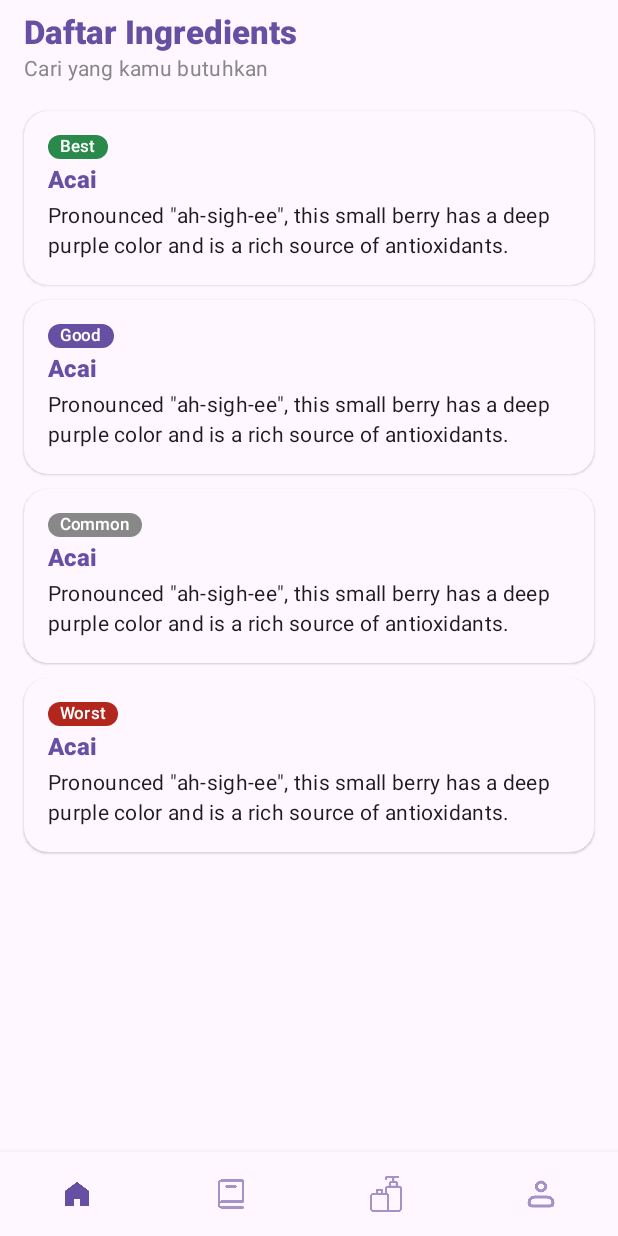
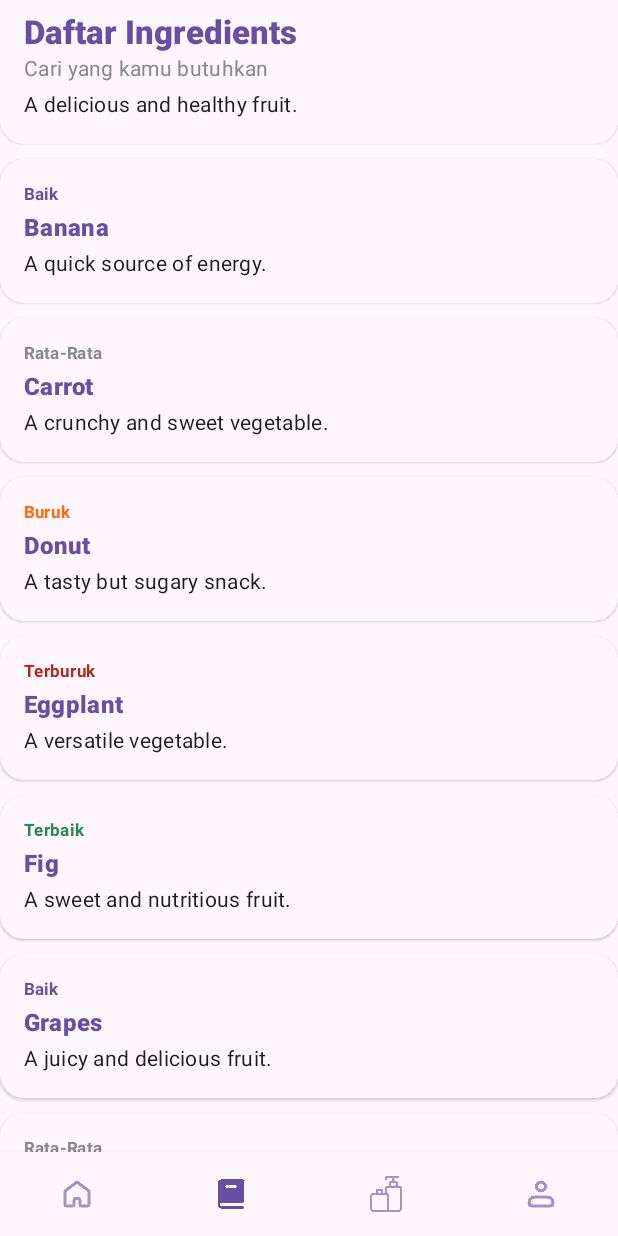
Before and after one commit to skinsift/skinsift, an Android app built with Jetpack Compose: the DictionaryScreen screen opened through its navigation route, on a phone screen of 412 x 824 dp. Run offline under Robolectric (Android 15) with nearby library versions, the phone set to English and light mode, and no system bars; our stand-ins replace CircleImageView.

Commit message:
DONE WITH NAVBARRRRRR

```diff
--- a/app/src/main/java/com/ayukrisna/skinsift/navigation/BottomNavigationItem.kt
+++ b/app/src/main/java/com/ayukrisna/skinsift/navigation/BottomNavigationItem.kt
@@ -5,15 +5,17 @@ import androidx.compose.foundation.layout.size
 import androidx.compose.material.BottomNavigation
 import androidx.compose.material.BottomNavigationItem
 import androidx.compose.material.Icon
+import androidx.compose.material3.AlertDialog
+import androidx.compose.material3.Button
 import androidx.compose.material3.MaterialTheme
 import androidx.compose.material3.Text
 import androidx.compose.runtime.Composable
 import androidx.compose.runtime.getValue
 import androidx.compose.runtime.mutableStateOf
+import androidx.compose.runtime.remember
 import androidx.compose.runtime.saveable.rememberSaveable
 import androidx.compose.runtime.setValue
 import androidx.compose.ui.Modifier
-import androidx.compose.ui.graphics.Color
 import androidx.compose.ui.res.painterResource
 import androidx.compose.ui.unit.dp
 import androidx.navigation.NavController
@@ -21,6 +23,7 @@ import androidx.navigation.NavDestination.Companion.hierarchy
 import androidx.navigation.NavGraph.Companion.findStartDestination
 import androidx.navigation.compose.currentBackStackEntryAsState
 import com.ayukrisna.skinsift.R
+import androidx.navigation.NavDestination.Companion.hasRoute
 
 data class TopLevelRoute<T : Any>(
     val title: String,
@@ -33,9 +36,6 @@ data class TopLevelRoute<T : Any>(
 fun BottomNavigationBar(
     navController: NavController
 ) {
-//    val navBackStackEntry by navController.currentBackStackEntryAsState()
-//    val currentDestination = navBackStackEntry?.destination
-
     BottomNavigation (
         modifier = Modifier.navigationBarsPadding(),
         backgroundColor = MaterialTheme.colorScheme.surface,
@@ -68,16 +68,21 @@ fun BottomNavigationBar(
                 inactiveIcon = R.drawable.outline_profile
             )
         )
-        var selectedItemIndex by rememberSaveable {
-            mutableStateOf(0)
-        }
-        topLevelRoutes.forEachIndexed{ index, topLevelRoute ->
+        var showDialog by remember { mutableStateOf(false) }
+        var dialogMessage by remember { mutableStateOf("") }
+
+        val navBackStackEntry by navController.currentBackStackEntryAsState()
+        val currentDestination = navBackStackEntry?.destination
+
+        topLevelRoutes.map{ topLevelRoute ->
             BottomNavigationItem(
-                selected = selectedItemIndex == index,
+                selected = currentDestination?.hierarchy?.any { current ->
+                    current.hasRoute(topLevelRoute.route::class)} == true,
                 icon = {
                     Icon(
                         painter = painterResource(
-                            id = if (index == selectedItemIndex) {
+                            id = if (currentDestination?.hierarchy?.any { current ->
+                                    current.hasRoute(topLevelRoute.route::class)} == true) {
                                 topLevelRoute.activeIcon
                             } else {
                                 topLevelRoute.inactiveIcon
@@ -87,11 +92,7 @@ fun BottomNavigationBar(
                         modifier = Modifier.size(24.dp)
                     )
                 },
-//                label = {
-//                    Text(text = topLevelRoute.title)
-//                },
                 onClick = {
-                    selectedItemIndex = index
                     navController.navigate(topLevelRoute.route) {
                         popUpTo(navController.graph.findStartDestination().id) {
                             saveState = true
@@ -99,25 +100,30 @@ fun BottomNavigationBar(
                         launchSingleTop = true
                         restoreState = true
                     }
+
+                    dialogMessage = """
+                        Current Destination: ${currentDestination?.route}
+                        Top Level Route: ${topLevelRoute.route}
+                        Hierarchy: ${currentDestination?.hierarchy?.joinToString { it.route ?: "No route" }}
+                        Is Selected: ${currentDestination?.hierarchy?.any {
+                        it.route == topLevelRoute.route} == true}
+                    """.trimIndent()
+                    showDialog = true
+                }
+            )
+        }
+        if (showDialog) {
+            AlertDialog(
+                onDismissRequest = { showDialog = false },
+                title = { Text("Debug Information") },
+                text = { Text(dialogMessage) },
+                confirmButton = {
+                    Button(onClick = { showDialog = false }) {
+                        Text("Close")
+                    }
                 }
             )
         }
 
     }
 }
-
-//@Composable
-//fun DebugBottomBar() {
-//    BottomNavigation {
-//        BottomNavigationItem(
-//            icon = { Icon(Icons.Default.Home, contentDescription = "Home") },
-//            selected = false,
-//            onClick = {}
-//        )
-//        BottomNavigationItem(
-//            icon = { Icon(Icons.Default.Edit, contentDescription = "Profile") },
-//            selected = false,
-//            onClick = {}
-//        )
-//    }
-//}
--- /dev/null
+++ b/app/src/main/java/com/ayukrisna/skinsift/view/ui/component/GetRatingColor.kt
@@ -0,0 +1,18 @@
+package com.ayukrisna.skinsift.view.ui.component
+
+import androidx.compose.material3.MaterialTheme
+import androidx.compose.runtime.Composable
+import androidx.compose.ui.graphics.Color
+
+@Composable
+fun getRatingColor(rating: String): Color {
+
+    return when (rating) {
+        "Terbaik" -> Color(0xFF298A4B)
+        "Baik" -> MaterialTheme.colorScheme.primary
+        "Rata-Rata" -> Color.Gray
+        "Buruk" -> Color(0xFFFF6A07)
+        "Terburuk" -> MaterialTheme.colorScheme.error
+        else -> {MaterialTheme.colorScheme.primary.copy(alpha = 0.5f)}
+    }
+}
--- a/app/src/main/java/com/ayukrisna/skinsift/view/ui/screen/dictionary/DictionaryScreen.kt
+++ b/app/src/main/java/com/ayukrisna/skinsift/view/ui/screen/dictionary/DictionaryScreen.kt
@@ -10,6 +10,8 @@ import androidx.compose.foundation.layout.fillMaxWidth
 import androidx.compose.foundation.layout.height
 import androidx.compose.foundation.layout.padding
 import androidx.compose.foundation.layout.wrapContentWidth
+import androidx.compose.foundation.lazy.LazyColumn
+import androidx.compose.foundation.lazy.items
 import androidx.compose.foundation.shape.RoundedCornerShape
 import androidx.compose.material3.ExperimentalMaterial3Api
 import androidx.compose.material3.MaterialTheme
@@ -31,13 +33,107 @@ import androidx.compose.ui.draw.clip
 import androidx.compose.ui.graphics.vector.ImageVector
 import androidx.compose.ui.unit.dp
 import com.ayukrisna.skinsift.view.ui.component.AppBar
-import androidx.compose.material.icons.Icons
+import com.ayukrisna.skinsift.domain.model.IngredientModel
+import com.ayukrisna.skinsift.domain.model.getIngredientDummy
+import com.ayukrisna.skinsift.view.ui.component.getRatingColor
 
 @Composable
 fun DictionaryScreen(
     paddingValues: PaddingValues,
     modifier : Modifier = Modifier
 ) {
+    val dummyDictionaryList = listOf(
+        IngredientModel(
+            id = 1,
+            name = "3-O Ethyl Ascorbic Acid",
+            rating = "Terbaik",
+            description = "A delicious and healthy fruit.",
+            benefit = "Rich in fiber and vitamins.",
+            category = "Anti Penuaan, Antioksidan, Ekstrak Tumbuhan",
+            key = "A1"
+        ),
+        IngredientModel(
+            id = 2,
+            name = "Banana",
+            rating = "Baik",
+            description = "A quick source of energy.",
+            benefit = "High in potassium.",
+            category = "Anti Penuaan, Antioksidan, Ekstrak Tumbuhan",
+            key = "B1"
+        ),
+        IngredientModel(
+            id = 3,
+            name = "Carrot",
+            rating = "Rata-Rata",
+            description = "A crunchy and sweet vegetable.",
+            benefit = "Good for eye health.",
+            category = "Anti Penuaan, Antioksidan, Ekstrak Tumbuhan",
+            key = "C1"
+        ),
+        IngredientModel(
+            id = 4,
+            name = "Donut",
+            rating = "Buruk",
+            description = "A tasty but sugary snack.",
+            benefit = "Provides instant energy.",
+            category = "Anti Penuaan, Antioksidan, Ekstrak Tumbuhan",
+            key = "D1"
+        ),
+        IngredientModel(
+            id = 5,
+            name = "Eggplant",
+            rating = "Terburuk",
+            description = "A versatile vegetable.",
+            benefit = "Contains antioxidants.",
+            category = "Anti Penuaan, Antioksidan, Ekstrak Tumbuhan",
+            key = "E1"
+        ),
+        IngredientModel(
+            id = 6,
+            name = "Fig",
+            rating = "Terbaik",
+            description = "A sweet and nutritious fruit.",
+            benefit = "High in calcium and fiber.",
+            category = "Anti Penuaan, Antioksidan, Ekstrak Tumbuhan",
+            key = "F1"
+        ),
+        IngredientModel(
+            id = 7,
+            name = "Grapes",
+            rating = "Baik",
+            description = "A juicy and delicious fruit.",
+            benefit = "Rich in antioxidants.",
+            category = "Anti Penuaan, Antioksidan, Ekstrak Tumbuhan",
+            key = "G1"
+        ),
+        IngredientModel(
+            id = 8,
+            name = "Honey",
+            rating = "Rata-Rata",
+            description = "A natural sweetener.",
+            benefit = "Has antibacterial properties.",
+            category = "Sweetener",
+            key = "H1"
+        ),
+        IngredientModel(
+            id = 9,
+            name = "Ice Cream",
+            rating = "Buruk",
+            description = "A cold and creamy dessert.",
+            benefit = "Tastes great on a hot day.",
+            category = "Anti Penuaan, Antioksidan, Ekstrak Tumbuhan",
+            key = "I1"
+        ),
+        IngredientModel(
+            id = 10,
+            name = "Jackfruit",
+            rating = "Terburuk",
+            description = "A large and tropical fruit.",
+            benefit = "High in vitamin C.",
+            category = "Anti Penuaan, Antioksidan, Ekstrak Tumbuhan",
+            key = "J1"
+        )
+    )
     Scaffold(
         topBar = {
             DictionaryAppBar(
@@ -48,29 +144,27 @@ fun DictionaryScreen(
         content = { innerPadding ->
             Column(modifier = Modifier
                 .fillMaxHeight()
-                .padding(paddingValues)
-                .padding(innerPadding)
+                .padding(bottom = paddingValues.calculateBottomPadding())
+//                .padding(innerPadding)
             ) {
-                Spacer(modifier = Modifier.height(10.dp))
-                IngredientsItem(Color(0xFF298A4B), "Best", "Acai", "Pronounced \"ah-sigh-ee\", this small berry has a deep purple color and is a rich source of antioxidants.")
-                Spacer(modifier = Modifier.height(10.dp))
-                IngredientsItem(MaterialTheme.colorScheme.primary, "Good", "Acai", "Pronounced \"ah-sigh-ee\", this small berry has a deep purple color and is a rich source of antioxidants.")
-                Spacer(modifier = Modifier.height(10.dp))
-                IngredientsItem(Color.Gray, "Common", "Acai", "Pronounced \"ah-sigh-ee\", this small berry has a deep purple color and is a rich source of antioxidants.")
-                Spacer(modifier = Modifier.height(10.dp))
-                IngredientsItem(MaterialTheme.colorScheme.error, "Worst", "Acai", "Pronounced \"ah-sigh-ee\", this small berry has a deep purple color and is a rich source of antioxidants.")
-                Spacer(modifier = Modifier.height(10.dp))
+                LazyColumn {
+                    items(dummyDictionaryList) { item ->
+                        IngredientsItem(item)
+                        Spacer(modifier = Modifier.height(10.dp))
+                    }
+                }
             }
         }
     )
 }
 
 @Composable
-fun IngredientsItem(ratingColor: Color, rating: String, title: String, description: String) {
+fun IngredientsItem(item: IngredientModel) {
+    val ratingColor = getRatingColor(item.rating)
+
     Card(
         modifier = Modifier
             .fillMaxWidth(),
-//            .padding(8.dp),
         colors = CardDefaults.cardColors(
             containerColor = MaterialTheme.colorScheme.surfaceBright
         ),
@@ -82,29 +176,35 @@ fun IngredientsItem(ratingColor: Color, rating: String, title: String, descripti
                 .fillMaxWidth()
                 .padding(16.dp)
         ) {
-            Box(
-                modifier = Modifier
-                    .wrapContentWidth()
-                    .clip(RoundedCornerShape(30.dp))
-                    .background(ratingColor)
-                    .padding(horizontal = 8.dp)
-            ) {
-                Text(
-                    text = rating,
+            Text(
+                    text = item.rating,
                     style = MaterialTheme.typography.labelSmall,
-                    color = Color(0xFFFFFFFF) // Green color for the "Best" tag
+                    fontWeight = FontWeight.Bold,
+                    color = ratingColor
                 )
-            }
+//            Box(
+//                modifier = Modifier
+//                    .wrapContentWidth()
+//                    .clip(RoundedCornerShape(30.dp))
+//                    .background(ratingColor)
+//                    .padding(horizontal = 8.dp)
+//            ) {
+//                Text(
+//                    text = item.rating,
+//                    style = MaterialTheme.typography.labelSmall,
+//                    color = Color(0xFFFFFFFF)
+//                )
+//            }
             Spacer(modifier = Modifier.height(2.dp))
             Text(
-                text = title,
+                text = item.name,
                 style = MaterialTheme.typography.titleMedium,
                 fontWeight = FontWeight.ExtraBold,
                 color = MaterialTheme.colorScheme.primary
             )
             Spacer(modifier = Modifier.height(2.dp))
             Text(
-                text = description,
+                text = item.description,
                 style = MaterialTheme.typography.bodyMedium,
                 color = MaterialTheme.colorScheme.onSurface
             )
@@ -133,19 +233,19 @@ fun DictionaryPreview() {
     }
 }
 
-@Preview(showBackground = true)
-@Composable
-fun PreviewIngredientItem() {
-    SkinSiftTheme {
-        IngredientsItem(
-            ratingColor = Color(0xFF298A4B),
-            rating = "Best",
-            title = "Acai",
-            description = "Pronounced \"ah-sigh-ee\", this small berry has a deep " +
-                    "purple color and is a rich source of antioxidants."
-        )
-    }
-}
+//@Preview(showBackground = true)
+//@Composable
+//fun PreviewIngredientItem() {
+//    SkinSiftTheme {
+//        IngredientsItem(
+//            ratingColor = Color(0xFF298A4B),
+//            rating = "Best",
+//            title = "Acai",
+//            description = "Pronounced \"ah-sigh-ee\", this small berry has a deep " +
+//                    "purple color and is a rich source of antioxidants."
+//        )
+//    }
+//}
 
 @Preview(showBackground = true)
 @Composable
```
Also changed, not shown: app/src/main/java/com/ayukrisna/skinsift/domain/model/IngredientModel.kt (added, +108 -0 lines).
